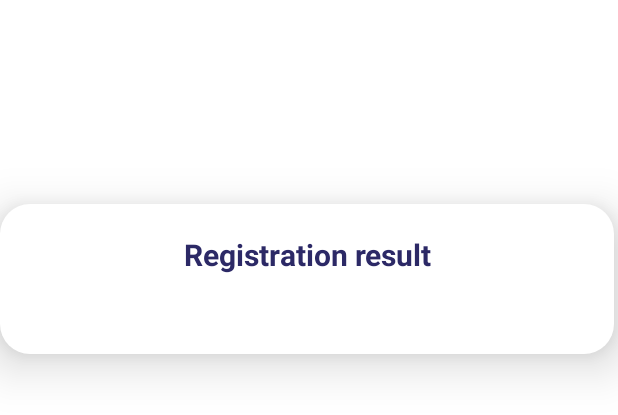
After one commit to bavllymagid/Animal_APP, an Android app: the layout registration_custom_dialog.xml on its own in the app's theme, with its tools: preview values and no code run, on a phone screen of 412 x 824 dp. The commit adds this screen. Shown: the top 415 px of the screen. Run offline under Robolectric (Android 15) with nearby library versions, the phone set to English and light mode, and no system bars.

Commit message:
registration api integrated and working

```diff
--- /dev/null
+++ b/app/src/main/res/drawable/custom_dialog.xml
@@ -0,0 +1,11 @@
+<?xml version="1.0" encoding="utf-8"?>
+<shape
+    xmlns:android="http://schemas.android.com/apk/res/android">
+    <corners
+        android:radius="20dp"
+        />
+    <solid
+        android:color="@color/white"/>
+
+
+</shape>
--- a/app/src/main/res/layout/fragment_register.xml
+++ b/app/src/main/res/layout/fragment_register.xml
@@ -144,6 +144,7 @@
                     app:layout_constraintTop_toBottomOf="@+id/textView5">
 
                     <com.google.android.material.textfield.TextInputEditText
+                        android:id="@+id/PasswordInputText"
                         style="?colorOnPrimary"
                         android:layout_width="match_parent"
                         android:layout_height="match_parent"
--- /dev/null
+++ b/app/src/main/res/layout/registration_custom_dialog.xml
@@ -0,0 +1,26 @@
+<?xml version="1.0" encoding="utf-8"?>
+<androidx.constraintlayout.widget.ConstraintLayout xmlns:android="http://schemas.android.com/apk/res/android"
+    xmlns:app="http://schemas.android.com/apk/res-auto"
+    android:layout_width="match_parent"
+    android:layout_height="match_parent">
+
+        <TextView
+            android:id="@+id/registrationMsg"
+            android:layout_width="409dp"
+            android:layout_height="100dp"
+            android:layout_marginTop="136dp"
+            android:layout_marginEnd="353dp"
+            android:layout_marginRight="16dp"
+            android:background="@drawable/custom_dialog"
+            android:elevation="20dp"
+            android:text="Registration result"
+            android:textAlignment="center"
+            android:textColor="@color/dark_blue"
+            android:textSize="20dp"
+            android:textStyle="bold"
+            android:paddingTop="20dp"
+            app:layout_constraintEnd_toEndOf="parent"
+            app:layout_constraintHorizontal_bias="0.0"
+            app:layout_constraintStart_toStartOf="parent"
+            app:layout_constraintTop_toTopOf="parent" />
+</androidx.constraintlayout.widget.ConstraintLayout>
--- a/app/src/main/res/navigation/auth_app_nav_graph.xml
+++ b/app/src/main/res/navigation/auth_app_nav_graph.xml
@@ -40,6 +40,9 @@
         <action
             android:id="@+id/action_otpFragment_to_main_app_nav_graph"
             app:destination="@id/main_app_nav_graph" />
+        <action
+            android:id="@+id/action_otpFragment_to_loginFragment"
+            app:destination="@id/loginFragment" />
     </fragment>
     <include app:graph="@navigation/main_app_nav_graph" />
 </navigation>
```
Also changed, not shown: app/src/main/java/com/evapharma/animalhealth/authflow/presentation/ui/fragments/OtpFragment.kt (+53 -3 lines), app/src/main/java/com/evapharma/animalhealth/authflow/presentation/ui/fragments/RegisterFragment.kt (+9 -4 lines), app/src/main/res/layout/fragment_otp.xml (+13 -13 lines).
